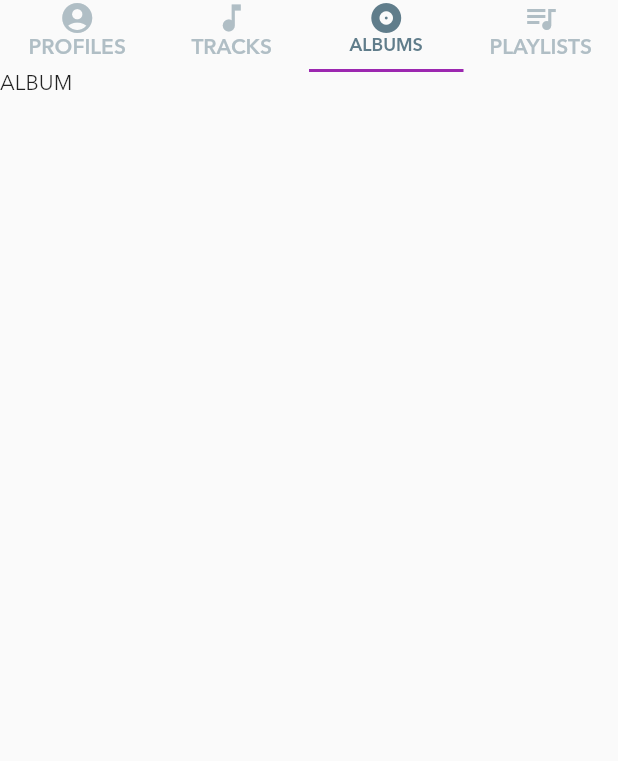
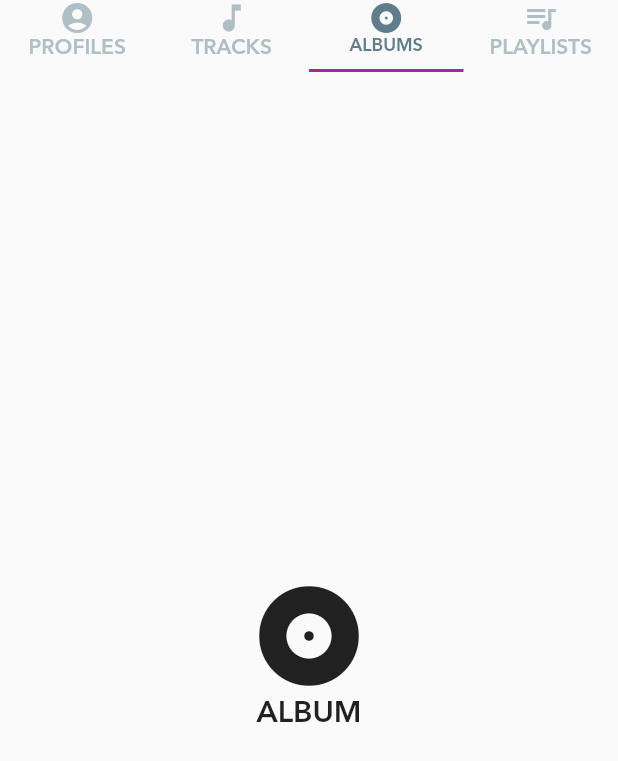
Before and after one commit to Second-Last/audius_flutter_client, a Flutter app: the Search screen opened directly with empty values, tab 3 chosen, on a phone screen of 412 x 824 dp. Shown: the top 761 px of the screen. Run offline on Flutter 3.47's test engine with Material 2 defaults, Android fonts, the phone set to English and light mode, and no system bars; our stand-ins replace audio_service, bloc, flutter_bloc, just_audio, rxdart; missing offline and left inert: audio_session; network calls fail; statements that could not run were skipped.

Commit message:
Removed unnecessary ScrollViews

```diff
--- a/lib/pages/search.dart
+++ b/lib/pages/search.dart
@@ -25,9 +25,9 @@ class Search extends StatelessWidget {
         ),
         child: SafeArea(
           child: Scaffold(
-            body: SingleChildScrollView(
+            body: Column(
               // TODO: convert to ListView to improve performance
-              child: Column(
+              mainAxisAlignment: MainAxisAlignment.start,
               children: [
                 TabBar(
                   tabs: [
@@ -38,8 +38,7 @@ class Search extends StatelessWidget {
                           children: [
                             Icon(Icons.account_circle),
                             Text('PROFILES',
-                                  style:
-                                      TextStyle(fontWeight: FontWeight.w700)),
+                                style: TextStyle(fontWeight: FontWeight.w700)),
                           ],
                         ),
                       ),
@@ -51,8 +50,7 @@ class Search extends StatelessWidget {
                           children: [
                             Icon(Icons.music_note),
                             Text('TRACKS',
-                                  style:
-                                      TextStyle(fontWeight: FontWeight.w700)),
+                                style: TextStyle(fontWeight: FontWeight.w700)),
                           ],
                         ),
                       ),
@@ -64,8 +62,7 @@ class Search extends StatelessWidget {
                           children: [
                             Icon(Icons.album),
                             Text('ALBUMS',
-                                  style:
-                                      TextStyle(fontWeight: FontWeight.w700)),
+                                style: TextStyle(fontWeight: FontWeight.w700)),
                           ],
                         ),
                       ),
@@ -77,8 +74,7 @@ class Search extends StatelessWidget {
                           children: [
                             Icon(Icons.queue_music),
                             Text('PLAYLISTS',
-                                  style:
-                                      TextStyle(fontWeight: FontWeight.w700)),
+                                style: TextStyle(fontWeight: FontWeight.w700)),
                           ],
                         ),
                       ),
@@ -87,8 +83,7 @@ class Search extends StatelessWidget {
                   unselectedLabelStyle:
                       TextStyle(fontWeight: FontWeight.normal),
                 ),
-                  Container(
-                    height: MediaQuery.of(context).size.height,
+                Expanded(
                   child: TabBarView(
                     children: [
                       FutureBuilder(
@@ -190,22 +185,32 @@ class Search extends StatelessWidget {
                               ],
                             );
                           }
-
                           return body;
                         },
                       ),
-                        Text('ALBUM'),
+                      Center(
+                        child: Column(
+                          mainAxisAlignment: MainAxisAlignment.center,
+                          children: [
+                            Icon(
+                              Icons.album,
+                              size: 80,
+                            ),
+                            Text(
+                              "ALBUM",
+                              style: TextStyle(
+                                fontSize: 20,
+                                fontWeight: FontWeight.w600,
+                              ),
+                            ),
+                          ],
+                        ),
+                      ),
                       Text('PLAYLISTS'),
                     ],
                   ),
                 ),
-                  Placeholder(
-                    color: Colors.transparent,
-                    fallbackHeight: 120,
-                    fallbackWidth: MediaQuery.of(context).size.width,
-                  )
               ],
-              ),
             ),
           ),
         ),
```
Lines whose indentation alone changed are shown as unchanged.
